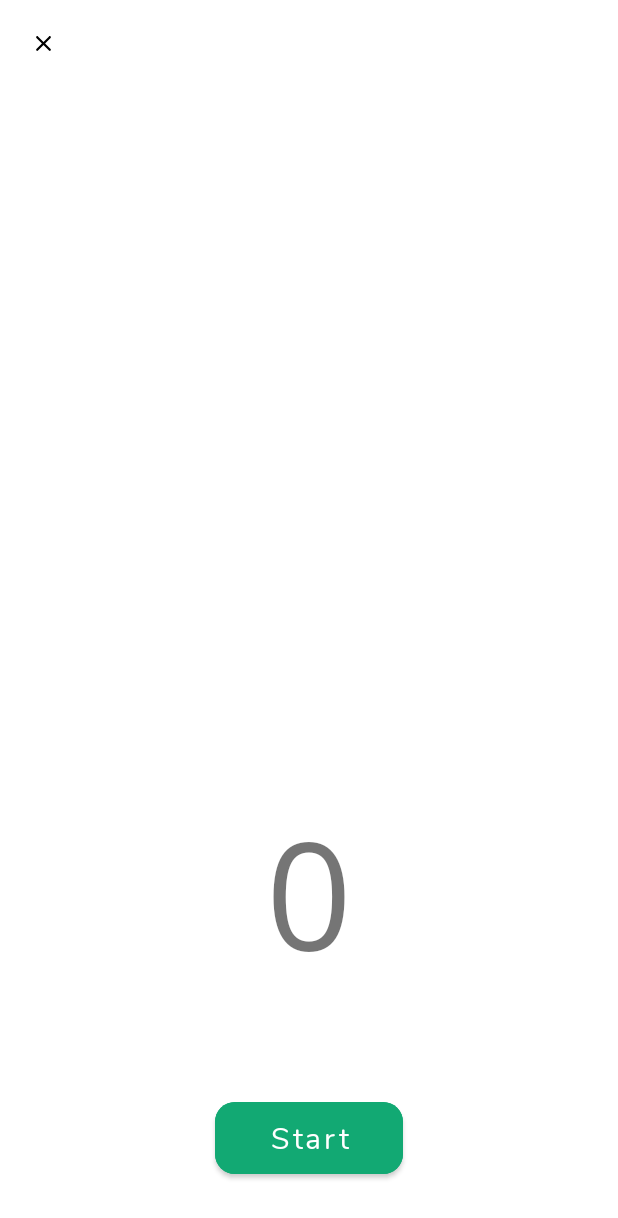
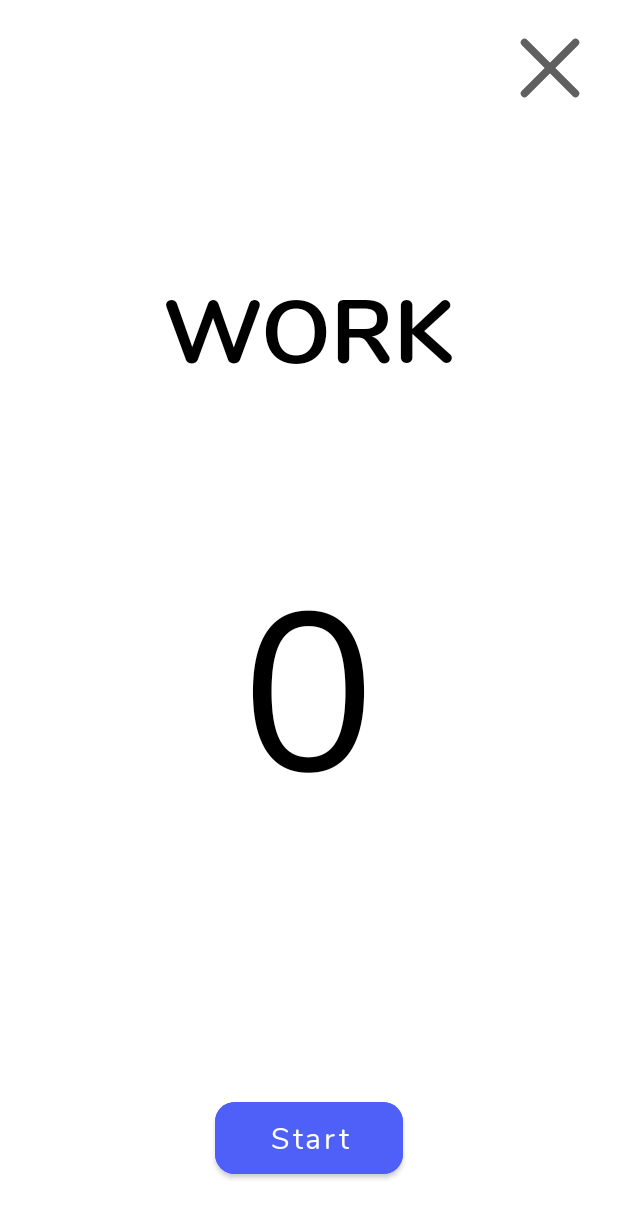
Before and after one commit to SVD6/chrono-android, an Android app: the CircuitTimerActivity screen opened directly, with no data from a screen before it, on a phone screen of 412 x 824 dp. Shown: the top 1218 px of the screen. Run offline under Robolectric (Android 15) with nearby library versions, the phone set to English and light mode, and no system bars; our stand-ins replace data binding; 3 statements that could not run were skipped.

Commit message:
new UI + get ready state

```diff
--- a/app/src/main/java/com/example/chrono/main/circuit/CircuitTimerActivity.kt
+++ b/app/src/main/java/com/example/chrono/main/circuit/CircuitTimerActivity.kt
@@ -1,11 +1,15 @@
 package com.example.chrono.main.circuit
 
+import android.annotation.SuppressLint
 import android.app.Activity
+import android.media.AudioManager
+import android.media.ToneGenerator
 import androidx.appcompat.app.AppCompatActivity
 import android.os.Bundle
 import android.os.CountDownTimer
 import android.view.View
 import android.widget.Toast
+import androidx.core.content.ContextCompat
 import androidx.databinding.DataBindingUtil
 import com.example.chrono.R
 import com.example.chrono.databinding.ActivityCircuitTimerBinding
@@ -19,11 +23,11 @@ class CircuitTimerActivity : AppCompatActivity() {
     enum class TimerState { INIT, RUNNING, PAUSED }
 
     // Should only be work state and rest state, maybe an in between state? Not an initial state.
-    enum class RunningState { INIT, WORK, REST }
+    enum class RunningState { READY, INIT, WORK, REST, FINAL }
 
     private lateinit var countdown: CountDownTimer
     private var timerState: TimerState = TimerState.INIT
-    private lateinit var runningState: RunningState
+    private var runningState: RunningState = RunningState.INIT
 
     private var secondsLeft: Float = 0.0f
     private var currentSet: Int = 0
@@ -32,7 +36,8 @@ class CircuitTimerActivity : AppCompatActivity() {
     private var timeRest: Int = 0
     private var timeWork: Int = 0
 
-//    private lateinit var audioPlayer: AsyncPlayer
+    //    private lateinit var audioPlayer: AsyncPlayer
+    private var tone: ToneGenerator = ToneGenerator(AudioManager.STREAM_MUSIC, 100)
 
     override fun onCreate(savedInstanceState: Bundle?) {
         super.onCreate(savedInstanceState)
@@ -45,28 +50,41 @@ class CircuitTimerActivity : AppCompatActivity() {
         )
 
         // Initialize stuff perhaps
+        updateButtonUI()
+        updateRestUI()
 
-        bind!!.startbutton.setOnClickListener {
-            workout()
+        bind!!.startButton.setOnClickListener {
             timerState = TimerState.RUNNING
-            updateButtonUI()
+            getReady()
+            tone.startTone(ToneGenerator.TONE_DTMF_C, 550)
         }
 
-        bind!!.pausebutton.setOnClickListener {
+        bind!!.pauseButton.setOnClickListener {
             countdown.cancel()
             timerState = TimerState.PAUSED
             updateButtonUI()
         }
 
-        bind!!.resumebutton.setOnClickListener {
+        bind!!.resumeButton.setOnClickListener {
             startTimer(secondsLeft.toInt(), true)
             timerState = TimerState.RUNNING
+            updateRestUI()
             updateButtonUI()
+        }
+
+        bind!!.stopButton.setOnClickListener {
+            countdown.cancel()
+            timerState = TimerState.INIT
+            runningState = RunningState.INIT
+            updateButtonUI()
+            updateRestUI()
         }
 
         bind!!.closeButton.setOnClickListener {
             // Make sure that the timer is shut down
-            countdown.cancel()
+            if (timerState != TimerState.INIT) {
+                countdown.cancel()
+            }
             setResult(Activity.RESULT_CANCELED)
             finish()
         }
@@ -88,7 +106,7 @@ class CircuitTimerActivity : AppCompatActivity() {
             override fun onFinish() {
                 if (currentSet != 0) {
                     when (runningState) {
-                        RunningState.INIT -> {
+                        RunningState.READY -> {
                             workout()
                         }
                         RunningState.WORK -> {
@@ -97,6 +115,7 @@ class CircuitTimerActivity : AppCompatActivity() {
                         RunningState.REST -> {
                             workout()
                         }
+                        else -> isDone()
                     }
                 } else {
                     isDone()
@@ -105,11 +124,33 @@ class CircuitTimerActivity : AppCompatActivity() {
         }.start()
     }
 
+    private fun getReady() {
+        runningState = RunningState.READY
+        bind!!.initButtonLayout.visibility = View.GONE
+        updateRestUI()
+        startTimer(5, false)
+    }
+
     private fun isDone() {
         Toast.makeText(this, "It's done", Toast.LENGTH_SHORT).show()
         timerState = TimerState.INIT
         runningState = RunningState.INIT
         updateButtonUI()
+        updateRestUI()
+    }
+
+    private fun workout() {
+        runningState = RunningState.WORK
+        updateRestUI()
+        updateButtonUI()
+        startTimer(timeWork, false)
+    }
+
+    private fun rest() {
+        runningState = RunningState.REST
+        updateRestUI()
+        startTimer(timeRest, false)
+        currentSet -= 1
     }
 
     // Update UI for every tick, possibly need to do more in the future
@@ -120,20 +161,81 @@ class CircuitTimerActivity : AppCompatActivity() {
     private fun updateButtonUI() {
         when (timerState) {
             TimerState.INIT -> {
-                bind!!.initButtonLay.visibility = View.VISIBLE
-                bind!!.runButtonLay.visibility = View.GONE
-                bind!!.pauseButtonLay.visibility = View.GONE
+                bind!!.initButtonLayout.visibility = View.VISIBLE
+                bind!!.runButtonLayout.visibility = View.GONE
+                bind!!.pauseButtonLayout.visibility = View.GONE
                 bind!!.countdown.text = "0"
             }
             TimerState.RUNNING -> {
-                bind!!.initButtonLay.visibility = View.GONE
-                bind!!.runButtonLay.visibility = View.VISIBLE
-                bind!!.pauseButtonLay.visibility = View.GONE
+                bind!!.initButtonLayout.visibility = View.GONE
+                bind!!.runButtonLayout.visibility = View.VISIBLE
+                bind!!.pauseButtonLayout.visibility = View.GONE
             }
             TimerState.PAUSED -> {
-                bind!!.initButtonLay.visibility = View.GONE
-                bind!!.runButtonLay.visibility = View.GONE
-                bind!!.pauseButtonLay.visibility = View.VISIBLE
+                bind!!.initButtonLayout.visibility = View.GONE
+                bind!!.runButtonLayout.visibility = View.GONE
+                bind!!.pauseButtonLayout.visibility = View.VISIBLE
+
+                // Just for paused we put non-button UI stuff
+                bind!!.mainLayout.setBackgroundColor(ContextCompat.getColor(this, R.color.white))
+                bind!!.countdown.setTextColor(ContextCompat.getColor(this, R.color.black))
+                bind!!.currentSet.setTextColor(ContextCompat.getColor(this, R.color.black))
+                bind!!.currentState.setTextColor(ContextCompat.getColor(this, R.color.black))
+                bind!!.closeButton.setImageResource(R.drawable.ic_close_grey)
+            }
+        }
+    }
+
+    @SuppressLint("SetTextI18n")
+    private fun updateRestUI() {
+        when (runningState) {
+            RunningState.READY -> {
+                bind!!.currentState.text = getString(R.string.get_ready)
+            }
+            RunningState.INIT -> {
+                bind!!.currentSet.text = getString(R.string.empty)
+                bind!!.currentState.text = getString(R.string.work)
+                bind!!.mainLayout.setBackgroundColor(ContextCompat.getColor(this, R.color.white))
+                bind!!.countdown.setTextColor(ContextCompat.getColor(this, R.color.black))
+                bind!!.currentSet.setTextColor(ContextCompat.getColor(this, R.color.black))
+                bind!!.currentState.setTextColor(ContextCompat.getColor(this, R.color.black))
+                bind!!.closeButton.setImageResource(R.drawable.ic_close_grey)
+            }
+            RunningState.WORK -> {
+                bind!!.currentState.text = getString(R.string.workout)
+                bind!!.currentSet.text = "Set " + (sets - currentSet.toString().toInt() + 1)
+
+                bind!!.mainLayout.setBackgroundColor(
+                    ContextCompat.getColor(
+                        this,
+                        R.color.beautiful_blue
+                    )
+                )
+                bind!!.countdown.setTextColor(ContextCompat.getColor(this, R.color.white))
+                bind!!.currentSet.setTextColor(ContextCompat.getColor(this, R.color.white))
+                bind!!.currentState.setTextColor(ContextCompat.getColor(this, R.color.white))
+                bind!!.closeButton.setImageResource(R.drawable.ic_close_white)
+            }
+            RunningState.REST -> {
+                bind!!.currentState.text = getString(R.string.rest)
+
+                bind!!.mainLayout.setBackgroundColor(
+                    ContextCompat.getColor(
+                        this,
+                        R.color.rest_yellow
+                    )
+                )
+                bind!!.countdown.setTextColor(ContextCompat.getColor(this, R.color.white))
+                bind!!.currentSet.setTextColor(ContextCompat.getColor(this, R.color.white))
+                bind!!.currentState.setTextColor(ContextCompat.getColor(this, R.color.white))
+                bind!!.closeButton.setImageResource(R.drawable.ic_close_white)
+            }
+            RunningState.FINAL -> {
+                bind!!.mainLayout.setBackgroundColor(ContextCompat.getColor(this, R.color.stop_red))
+                bind!!.countdown.setTextColor(ContextCompat.getColor(this, R.color.white))
+                bind!!.currentSet.setTextColor(ContextCompat.getColor(this, R.color.white))
+                bind!!.currentState.setTextColor(ContextCompat.getColor(this, R.color.white))
+                bind!!.closeButton.setImageResource(R.drawable.ic_close_white)
             }
         }
     }
@@ -143,22 +245,5 @@ class CircuitTimerActivity : AppCompatActivity() {
         currentSet = sets
         timeRest = circuit.rest!!
         timeWork = circuit.work!!
-
-        bind!!.name.text = circuit.name
-    }
-
-    private fun workout() {
-        runningState = RunningState.WORK
-        bind!!.state.text = "Workout"
-        bind!!.set.text = "Set Number " + currentSet.toString()
-        startTimer(timeWork, false)
-    }
-
-    private fun rest() {
-        runningState = RunningState.REST
-        bind!!.state.text = "Rest"
-        bind!!.set.text = "Set Number " + currentSet.toString()
-        startTimer(timeRest, false)
-        currentSet -= 1
     }
 }
--- /dev/null
+++ b/app/src/main/res/drawable/ic_close_grey.xml
@@ -0,0 +1,18 @@
+<vector xmlns:android="http://schemas.android.com/apk/res/android"
+    android:width="40dp"
+    android:height="40dp"
+    android:viewportWidth="40"
+    android:viewportHeight="40">
+  <path
+      android:pathData="M3,3L37,37"
+      android:strokeWidth="5"
+      android:fillColor="#00000000"
+      android:strokeColor="#606060"
+      android:strokeLineCap="round"/>
+  <path
+      android:pathData="M3,37L37,3"
+      android:strokeWidth="5"
+      android:fillColor="#00000000"
+      android:strokeColor="#606060"
+      android:strokeLineCap="round"/>
+</vector>
--- /dev/null
+++ b/app/src/main/res/drawable/ic_close_white.xml
@@ -0,0 +1,18 @@
+<vector xmlns:android="http://schemas.android.com/apk/res/android"
+    android:width="40dp"
+    android:height="40dp"
+    android:viewportWidth="40"
+    android:viewportHeight="40">
+  <path
+      android:pathData="M3,3L37,37"
+      android:strokeWidth="5"
+      android:fillColor="#00000000"
+      android:strokeColor="#ffffff"
+      android:strokeLineCap="round"/>
+  <path
+      android:pathData="M3,37L37,3"
+      android:strokeWidth="5"
+      android:fillColor="#00000000"
+      android:strokeColor="#ffffff"
+      android:strokeLineCap="round"/>
+</vector>
--- a/app/src/main/res/layout/activity_circuit_timer.xml
+++ b/app/src/main/res/layout/activity_circuit_timer.xml
@@ -3,6 +3,7 @@
     xmlns:app="http://schemas.android.com/apk/res-auto">
 
     <RelativeLayout
+        android:id="@+id/main_layout"
         android:layout_width="match_parent"
         android:layout_height="match_parent">
 
@@ -10,80 +11,76 @@
             android:id="@+id/close_button"
             android:layout_width="wrap_content"
             android:layout_height="wrap_content"
+            android:layout_alignParentEnd="true"
             android:clickable="true"
             android:focusable="true"
-            android:padding="@dimen/medium_element_padding"
-            android:src="@drawable/ic_close_black" />
+            android:padding="@dimen/xs_large_element_padding"
+            android:src="@drawable/ic_close_grey" />
+
+
+        <LinearLayout
+            android:id="@+id/countdown_lay"
+            android:layout_width="match_parent"
+            android:layout_height="wrap_content"
+            android:layout_centerInParent="true"
+            android:orientation="vertical">
 
             <TextView
-            android:id="@+id/name"
+                android:id="@+id/current_state"
                 android:layout_width="wrap_content"
                 android:layout_height="wrap_content"
-            android:layout_centerHorizontal="true"
+                android:layout_gravity="center_horizontal"
                 android:layout_marginHorizontal="@dimen/medium_element_padding"
-            android:layout_marginVertical="@dimen/xl_large_element_padding"
-            android:textSize="@dimen/huge_text" />
+                android:layout_marginVertical="@dimen/medium_element_padding"
+                android:fontFamily="@font/nunito_bold"
+                android:text="@string/work"
+                android:textAllCaps="true"
+                android:textColor="@color/dark_grey"
+                android:textSize="@dimen/xxl_huge_text"
+                android:textStyle="bold" />
 
             <TextView
-            android:id="@+id/state"
+                android:id="@+id/current_set"
                 android:layout_width="wrap_content"
                 android:layout_height="wrap_content"
-            android:layout_below="@+id/name"
-            android:layout_centerHorizontal="true"
-            android:layout_margin="@dimen/medium_element_padding"
-            android:textSize="@dimen/large_text" />
-
-        <TextView
-            android:id="@+id/set"
-            android:layout_width="wrap_content"
-            android:layout_height="wrap_content"
-            android:layout_below="@+id/state"
-            android:layout_centerHorizontal="true"
-            android:layout_margin="@dimen/medium_element_padding"
-            android:textSize="@dimen/large_text" />
-
-        <LinearLayout
-            android:layout_width="match_parent"
-            android:layout_height="wrap_content"
-            android:layout_alignParentBottom="true"
-            android:orientation="vertical">
-
-            <RelativeLayout
-                android:id="@+id/timerlayout"
-                android:layout_width="match_parent"
-                android:layout_height="wrap_content"
-                android:layout_margin="@dimen/small_element_padding"
-                android:clickable="true"
-                android:focusable="true"
-                android:paddingVertical="@dimen/medium_element_padding">
+                android:layout_gravity="center_horizontal"
+                android:layout_marginVertical="@dimen/medium_element_padding"
+                android:textAllCaps="true"
+                android:textSize="@dimen/xl_medium_text"
+                android:textStyle="bold" />
 
             <TextView
                 android:id="@+id/countdown"
                 android:layout_width="wrap_content"
                 android:layout_height="wrap_content"
-                    android:layout_centerInParent="true"
-                    android:fontFamily="@font/opensans_regular"
+                android:layout_gravity="center_horizontal"
+                android:fontFamily="@font/nunito"
                 android:gravity="center"
                 android:text="@string/_0"
-                    android:textSize="@dimen/xl_massive_text" />
+                android:textColor="@color/black"
+                android:textSize="@dimen/enormous_text" />
 
-            </RelativeLayout>
+            <View
+                android:layout_width="wrap_content"
+                android:layout_height="100dp" />
+        </LinearLayout>
 
         <LinearLayout
-                android:id="@+id/init_button_lay"
+            android:id="@+id/init_button_layout"
             android:layout_width="match_parent"
             android:layout_height="wrap_content"
+            android:layout_alignParentBottom="true"
             android:layout_margin="@dimen/xs_medium_element_padding"
             android:gravity="center"
             android:orientation="horizontal"
             android:visibility="visible">
 
             <com.google.android.material.button.MaterialButton
-                    android:id="@+id/startbutton"
+                android:id="@+id/start_button"
                 android:layout_width="125dp"
                 android:layout_height="60dp"
                 android:layout_margin="@dimen/medium_element_padding"
-                    android:backgroundTint="@color/resume_green"
+                android:backgroundTint="@color/colorAccent"
                 android:text="@string/start"
                 android:textAllCaps="false"
                 android:textColor="@color/white"
@@ -92,42 +89,46 @@
         </LinearLayout>
 
         <LinearLayout
-                android:id="@+id/run_button_lay"
+            android:id="@+id/run_button_layout"
             android:layout_width="match_parent"
             android:layout_height="wrap_content"
+            android:layout_alignParentBottom="true"
             android:layout_margin="@dimen/xs_medium_element_padding"
             android:gravity="center"
             android:orientation="horizontal"
             android:visibility="gone">
 
             <com.google.android.material.button.MaterialButton
-                    android:id="@+id/pausebutton"
+                android:id="@+id/pause_button"
                 android:layout_width="125dp"
                 android:layout_height="60dp"
                 android:layout_margin="@dimen/medium_element_padding"
-                    android:backgroundTint="@color/lap_blue"
+                android:backgroundTint="@color/white"
+                android:letterSpacing="0"
                 android:text="@string/pause"
                 android:textAllCaps="false"
-                    android:textColor="@color/white"
+                android:textColor="@color/black"
                 android:textSize="@dimen/xl_medium_text"
                 app:cornerRadius="13dp" />
         </LinearLayout>
 
         <LinearLayout
-                android:id="@+id/pause_button_lay"
+            android:id="@+id/pause_button_layout"
             android:layout_width="match_parent"
             android:layout_height="wrap_content"
+            android:layout_alignParentBottom="true"
             android:layout_margin="@dimen/xs_medium_element_padding"
             android:gravity="center"
             android:orientation="horizontal"
             android:visibility="gone">
 
             <com.google.android.material.button.MaterialButton
-                    android:id="@+id/resumebutton"
+                android:id="@+id/resume_button"
                 android:layout_width="125dp"
                 android:layout_height="60dp"
                 android:layout_margin="@dimen/medium_element_padding"
                 android:backgroundTint="@color/resume_green"
+                android:letterSpacing="0"
                 android:text="@string/resume"
                 android:textAllCaps="false"
                 android:textColor="@color/white"
@@ -135,11 +136,12 @@
                 app:cornerRadius="13dp" />
 
             <com.google.android.material.button.MaterialButton
-                    android:id="@+id/stopbutton"
+                android:id="@+id/stop_button"
                 android:layout_width="125dp"
                 android:layout_height="60dp"
                 android:layout_margin="@dimen/medium_element_padding"
                 android:backgroundTint="@color/stop_red"
+                android:letterSpacing="0"
                 android:text="@string/stop"
                 android:textAllCaps="false"
                 android:textColor="@color/white"
@@ -147,6 +149,5 @@
                 app:cornerRadius="13dp" />
 
         </LinearLayout>
-        </LinearLayout>
     </RelativeLayout>
 </layout>
--- a/app/src/main/res/values/colors.xml
+++ b/app/src/main/res/values/colors.xml
@@ -13,7 +13,9 @@
     <color name="resume_green">#12A973</color>
     <color name="lap_blue">#0E4D92</color>
     <color name="reset_grey">#7B7B7B</color>
-    <color name="dark_grey">#58595F</color>
+    <color name="dark_grey">#606060</color>
     <color name="light_grey">#E7E6E6</color>
     <color name="not_light_grey">#D2D5E4</color>
+    <color name="rest_yellow">#FFBD12</color>
+    <color name="beautiful_blue">#2B3DDE</color>
 </resources>
--- a/app/src/main/res/values/dimens.xml
+++ b/app/src/main/res/values/dimens.xml
@@ -17,6 +17,7 @@
     <dimen name="xxl_huge_text">60sp</dimen>
     <dimen name="massive_text">80sp</dimen>
     <dimen name="xl_massive_text">100sp</dimen>
+    <dimen name="enormous_text">150sp</dimen>
 
     <!-- View padding and sizes -->
     <dimen name="xs_tiny_element_padding">1dp</dimen>
@@ -25,6 +26,7 @@
     <dimen name="small_element_padding">10dp</dimen>
     <dimen name="xs_medium_element_padding">15dp</dimen>
     <dimen name="medium_element_padding">20dp</dimen>
+    <dimen name="xs_large_element_padding">25dp</dimen>
     <dimen name="large_element_padding">30dp</dimen>
     <dimen name="xl_large_element_padding">45dp</dimen>
     <dimen name="xs_huge_element_padding">60dp</dimen>
--- a/app/src/main/res/values/strings.xml
+++ b/app/src/main/res/values/strings.xml
@@ -1,5 +1,7 @@
 <resources>
     <string name="app_name">Chrono</string>
+
+    <string name="empty"> </string>
 
     <string name="stop">Stop</string>
     <string name="start">Start</string>
@@ -15,19 +17,17 @@
     <string name="_30">30</string>
     <string name="_5">5</string>
 
-    <string name="_s">s</string>
-
     <string name="name_input_hint">Name of Circuit</string>
     <string name="save">Save</string>
     <string name="discard">Discard</string>
     <string name="todo">TODO</string>
     <string name="placeholder">Placeholder</string>
-    <string name="rest_">Rest:</string>
-    <string name="work_">Work:</string>
     <string name="sets"> Sets</string>
     <string name="dismiss">Dismiss</string>
     <string name="select_an_icon">Select an Icon</string>
     <string name="sec">sec</string>
     <string name="rest">Rest</string>
     <string name="work">Work</string>
+    <string name="workout">Workout</string>
+    <string name="get_ready">Get Ready</string>
 </resources>
```
Lines whose indentation alone changed are shown as unchanged.
